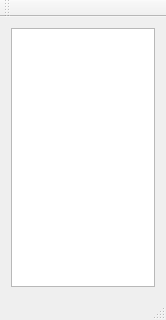
The window that viewer/vibeswindow.ui (ENSTABretagneRobotics/VIBES) describes before a commit, drawn with Qt 5.
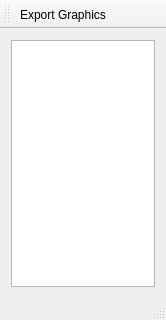
The same window after the commit.

Commit message: Added export current figure action to VIBes main window: Exports the Figure selected in tree view to an image file.

The edit to the form file:
```diff
--- a/viewer/vibeswindow.ui
+++ b/viewer/vibeswindow.ui
@@ -41,8 +41,17 @@
    <attribute name="toolBarBreak">
     <bool>false</bool>
    </attribute>
+   <addaction name="actionExportGraphics"/>
   </widget>
   <widget class="QStatusBar" name="statusBar"/>
+  <action name="actionExportGraphics">
+   <property name="text">
+    <string>Export Graphics</string>
+   </property>
+   <property name="toolTip">
+    <string>tr(&quot;Exports the current figure to image file.&quot;)</string>
+   </property>
+  </action>
  </widget>
  <layoutdefault spacing="6" margin="11"/>
  <resources/>
```
Left out of the diff: 22 changed lines with no effect on the pictures. The commit also changes 2 other files.
